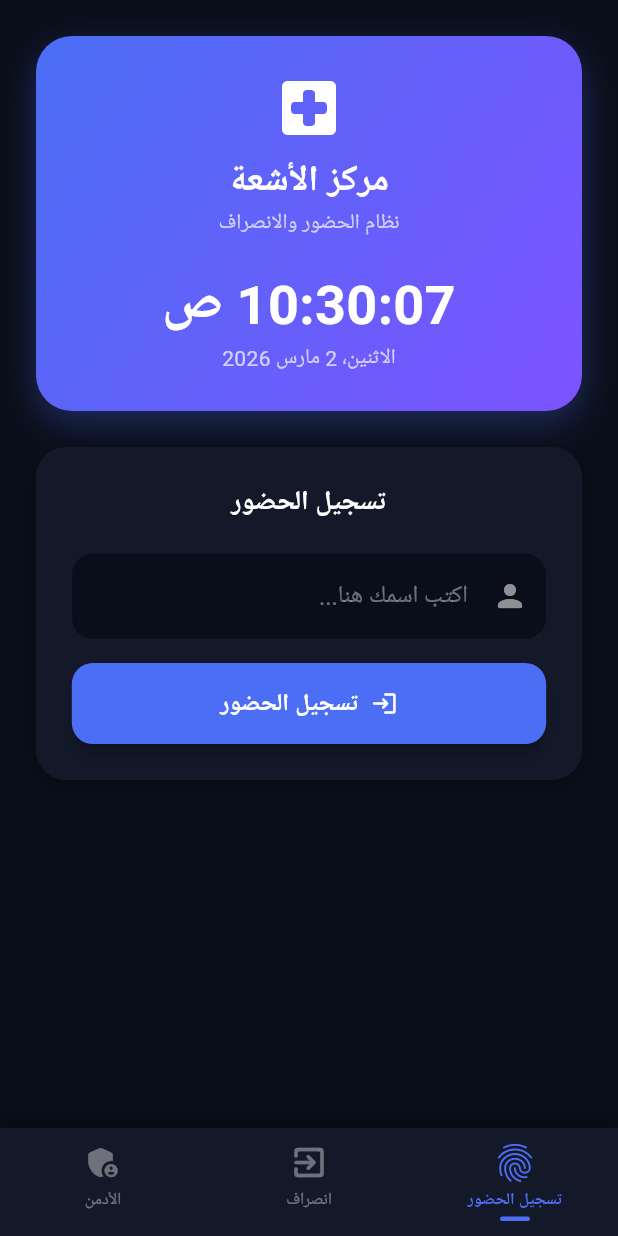
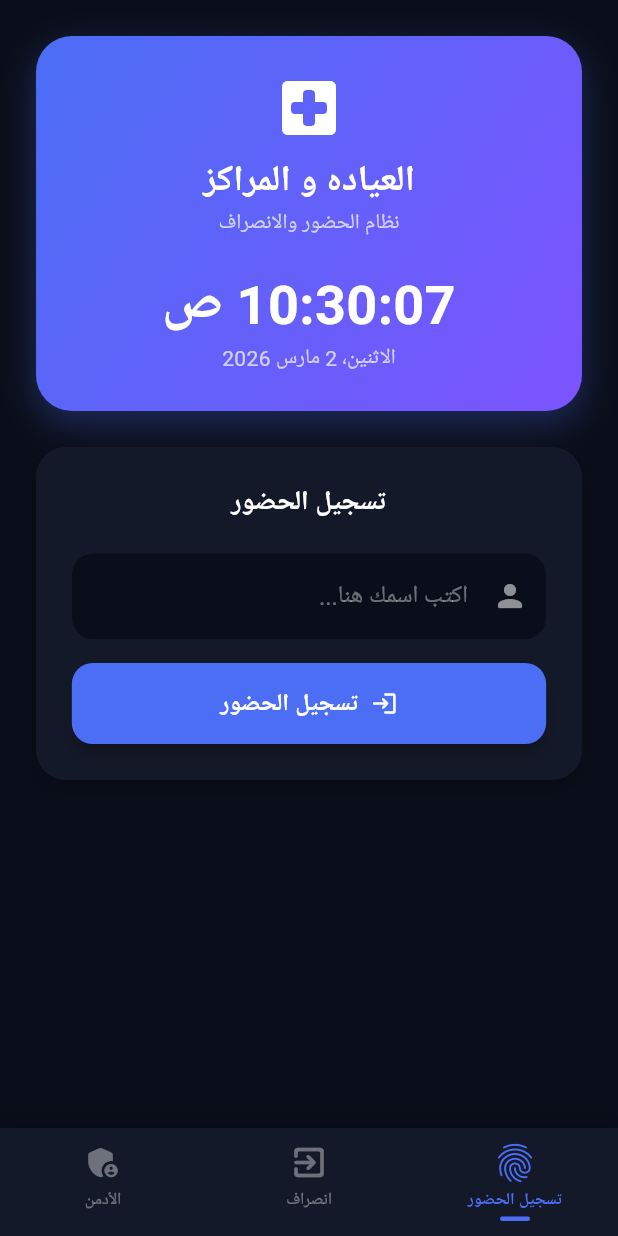
Before and after one commit to Abdofathyelbhrawy/flutter_application_1, a Flutter app: the screen it shows after launch, on a phone screen of 412 x 824 dp. Run offline on Flutter 3.47's test engine with Material 3 defaults, Android fonts, the phone set to English and light mode, and no system bars; our stand-ins replace flutter_local_notifications, geolocator, supabase_flutter; accounts and stored records are empty; network calls fail.

Commit message:
Update text labels for better clarity in admin and check-in screens

```diff
--- a/lib/screens/checkin_screen.dart
+++ b/lib/screens/checkin_screen.dart
@@ -248,7 +248,7 @@ class _CheckInScreenState extends State<CheckInScreen>
                         const Icon(Icons.local_hospital_rounded, color: Colors.white, size: 48),
                         const SizedBox(height: 8),
                         const Text(
-                          'مركز الأشعة',
+                          'العياده و المراكز',
                           style: TextStyle(color: Colors.white, fontSize: 24, fontWeight: FontWeight.bold),
                         ),
                         const Text(
```
Also changed, not shown: lib/screens/admin_screen.dart (+6 -3 lines).
